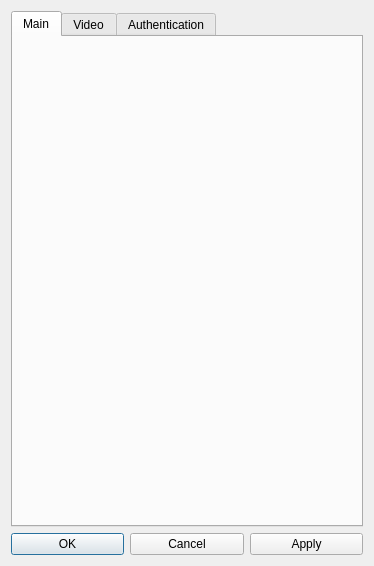
Above: src/designer/settings.ui from marsinstituteSC/MissionControl before the change. Below: the same form after it.
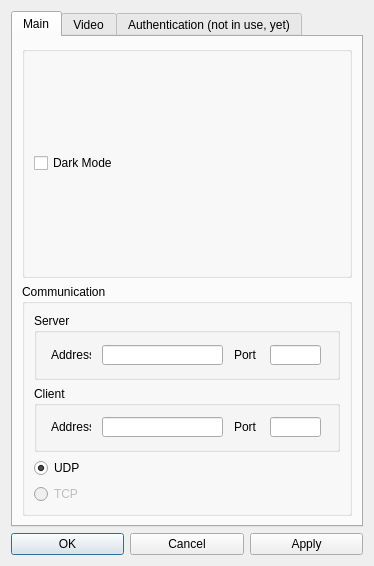
That is the form after the change. The open tabs and pages were chosen to show the change.

Commit message:
- Darkmode and udp conn settings
Not implemented reading from settings in udp conn

What changed in the file:
```diff
--- a/src/designer/settings.ui
+++ b/src/designer/settings.ui
@@ -57,6 +57,175 @@
       <attribute name="title">
        <string>Main</string>
       </attribute>
+      <layout class="QGridLayout" name="gridLayout_6">
+       <item row="1" column="1">
+        <widget class="QGroupBox" name="groupBox_6">
+         <property name="maximumSize">
+          <size>
+           <width>16777215</width>
+           <height>16777215</height>
+          </size>
+         </property>
+         <property name="title">
+          <string>Communication</string>
+         </property>
+         <layout class="QGridLayout" name="gridLayout_10">
+          <item row="0" column="0">
+           <widget class="QGroupBox" name="groupBox_7">
+            <property name="title">
+             <string>Server</string>
+            </property>
+            <layout class="QGridLayout" name="gridLayout_9">
+             <item row="0" column="0">
+              <widget class="QLabel" name="label_5">
+               <property name="maximumSize">
+                <size>
+                 <width>40</width>
+                 <height>20</height>
+                </size>
+               </property>
+               <property name="text">
+                <string>Address</string>
+               </property>
+              </widget>
+             </item>
+             <item row="0" column="1">
+              <widget class="QLineEdit" name="server_address">
+               <property name="maximumSize">
+                <size>
+                 <width>121</width>
+                 <height>20</height>
+                </size>
+               </property>
+              </widget>
+             </item>
+             <item row="0" column="2">
+              <widget class="QLabel" name="label_6">
+               <property name="maximumSize">
+                <size>
+                 <width>25</width>
+                 <height>20</height>
+                </size>
+               </property>
+               <property name="text">
+                <string>Port</string>
+               </property>
+              </widget>
+             </item>
+             <item row="0" column="3">
+              <widget class="QLineEdit" name="server_port">
+               <property name="maximumSize">
+                <size>
+                 <width>51</width>
+                 <height>20</height>
+                </size>
+               </property>
+              </widget>
+             </item>
+            </layout>
+           </widget>
+          </item>
+          <item row="1" column="0">
+           <widget class="QGroupBox" name="groupBox_8">
+            <property name="title">
+             <string>Client</string>
+            </property>
+            <layout class="QGridLayout" name="gridLayout_7">
+             <item row="0" column="0">
+              <widget class="QLabel" name="label_7">
+               <property name="maximumSize">
+                <size>
+                 <width>40</width>
+                 <height>20</height>
+                </size>
+               </property>
+               <property name="text">
+                <string>Address</string>
+               </property>
+              </widget>
+             </item>
+             <item row="0" column="1">
+              <widget class="QLineEdit" name="client_address">
+               <property name="maximumSize">
+                <size>
+                 <width>121</width>
+                 <height>20</height>
+                </size>
+               </property>
+              </widget>
+             </item>
+             <item row="0" column="2">
+              <widget class="QLabel" name="label_8">
+               <property name="maximumSize">
+                <size>
+                 <width>25</width>
+                 <height>20</height>
+                </size>
+               </property>
+               <property name="text">
+                <string>Port</string>
+               </property>
+              </widget>
+             </item>
+             <item row="0" column="3">
+              <widget class="QLineEdit" name="client_port">
+               <property name="maximumSize">
+                <size>
+                 <width>51</width>
+                 <height>20</height>
+                </size>
+               </property>
+              </widget>
+             </item>
+            </layout>
+           </widget>
+          </item>
+          <item row="2" column="0">
+           <widget class="QRadioButton" name="radioButton_udp">
+            <property name="text">
+             <string>UDP</string>
+            </property>
+            <property name="checked">
+             <bool>true</bool>
+            </property>
+           </widget>
+          </item>
+          <item row="3" column="0">
+           <widget class="QRadioButton" name="radioButton_tcp">
+            <property name="enabled">
+             <bool>false</bool>
+            </property>
+            <property name="text">
+             <string>TCP</string>
+            </property>
+           </widget>
+          </item>
+         </layout>
+        </widget>
+       </item>
+       <item row="0" column="1">
+        <widget class="QGroupBox" name="groupBox_5">
+         <property name="maximumSize">
+          <size>
+           <width>16777215</width>
+           <height>16777215</height>
+          </size>
+         </property>
+         <property name="title">
+          <string/>
+         </property>
+         <layout class="QGridLayout" name="gridLayout_5">
+          <item row="0" column="0">
+           <widget class="QCheckBox" name="checkBox_dark">
+            <property name="text">
+             <string>Dark Mode</string>
+            </property>
+           </widget>
+          </item>
+         </layout>
+        </widget>
+       </item>
+      </layout>
      </widget>
      <widget class="QWidget" name="video_window_tab">
       <attribute name="title">
@@ -277,7 +446,7 @@
      </widget>
      <widget class="QWidget" name="auth_window_tab">
       <attribute name="title">
-       <string>Authentication</string>
+       <string>Authentication (not in use, yet)</string>
       </attribute>
       <layout class="QGridLayout" name="gridLayout_8">
        <item row="0" column="0">
```
Left out of the diff: 30 changed lines with no effect on the pictures. Lines whose indentation alone changed are shown as unchanged. The commit also changes 4 other files.
